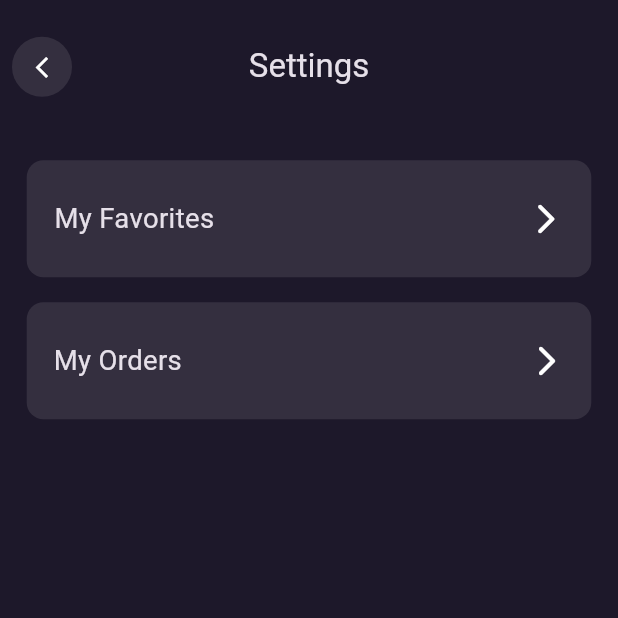
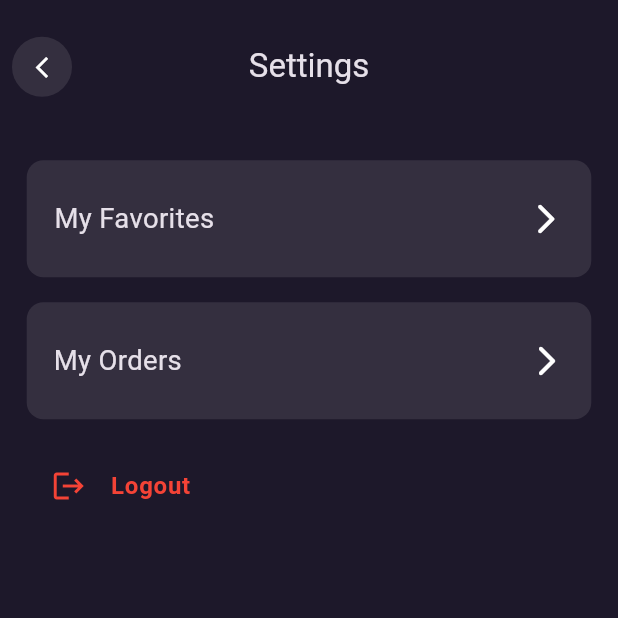
Before and after one commit to mohamedtaha94/e_commerce, a Flutter app: the SettingsPage screen opened directly, on a phone screen of 412 x 824 dp, the top half of it. Run offline on Flutter 3.47's test engine with Material 3 defaults, Android fonts, the phone set to English and light mode, and no system bars; our stand-ins replace cloud_firestore, dartz, equatable, firebase_auth, firebase_core, flutter_bloc and 3 more; accounts and stored records are empty; Roboto replaces fonts that are missing (CircularStd).

Commit message:
logout button

```diff
--- a/lib/presentation/settings/pages/settings.dart
+++ b/lib/presentation/settings/pages/settings.dart
@@ -1,9 +1,8 @@
-
+/*
 import 'package:e_commerce/common/widgets/appbar/app_bar.dart';
 import 'package:e_commerce/presentation/settings/widgets/my_orders_tile.dart';
 import 'package:flutter/material.dart';
 import 'package:flutter_screenutil/flutter_screenutil.dart';
-
 import '../widgets/my_favorties_tile.dart';
 
 class SettingsPage extends StatelessWidget {
@@ -29,4 +28,55 @@ class SettingsPage extends StatelessWidget {
       ),
     );
   }
+}*/
+import 'package:e_commerce/common/widgets/appbar/app_bar.dart';
+import 'package:e_commerce/presentation/auth/pages/siginin.dart';
+import 'package:e_commerce/presentation/home/pages/home.dart';
+import 'package:e_commerce/presentation/settings/widgets/my_orders_tile.dart';
+import 'package:flutter/material.dart';
+import 'package:flutter_screenutil/flutter_screenutil.dart';
+import '../widgets/my_favorties_tile.dart';
+
+class SettingsPage extends StatelessWidget {
+  const SettingsPage({super.key});
+
+  @override
+  Widget build(BuildContext context) {
+    return Scaffold(
+      appBar: BasicAppbar(
+        title: const Text('Settings'),
+      ),
+      body: Padding(
+        padding: EdgeInsets.all(16.r),
+        child: Column(
+          children: [
+            MyFavortiesTile(),
+            SizedBox(height: 15.h),
+            MyOrdersTile(),
+            SizedBox(height: 15.h),
+
+            // Logout button
+            ListTile(
+              leading: const Icon(Icons.logout, color: Colors.red),
+              title: const Text(
+                'Logout',
+                style: TextStyle(color: Colors.red, fontWeight: FontWeight.bold),
+              ),
+              onTap: () async {
+                // If you use Firebase Auth
+                // await FirebaseAuth.instance.signOut();
+
+                // Navigate to HomePage (replace current stack)
+                Navigator.pushAndRemoveUntil(
+                  context,
+                  MaterialPageRoute(builder: (context) => const SigninPage()),
+                  (route) => false,
+                );
+              },
+            ),
+          ],
+        ),
+      ),
+    );
+  }
 }
```
Also changed, not shown: 4 other files.
